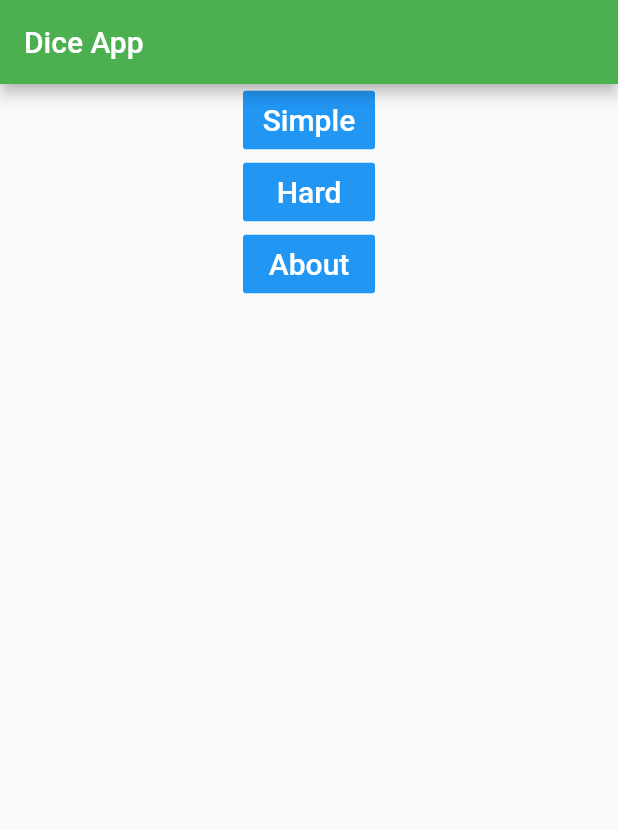
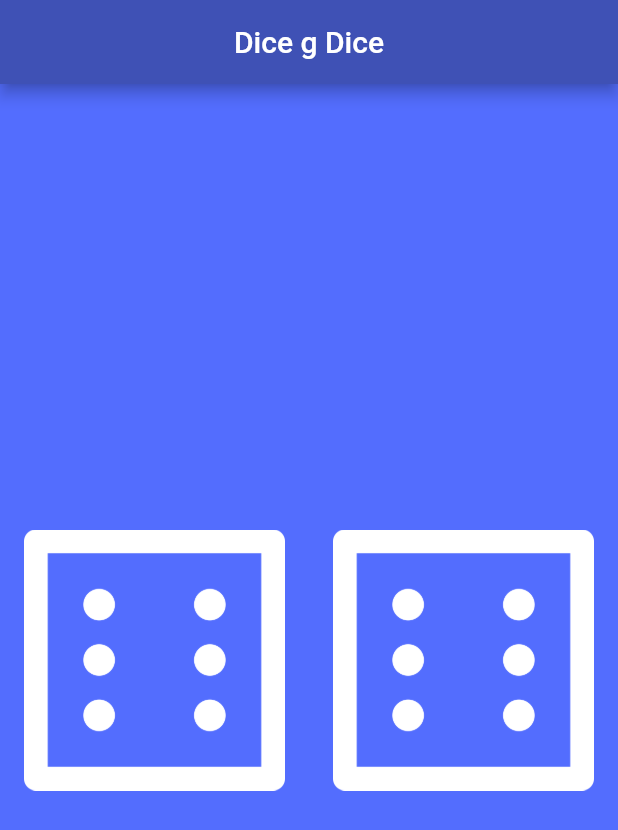
Before and after one commit to usmanhaider461/dice_sessional_app, a Flutter app: the screen it shows after launch, after a tap on "Simple", on a phone screen of 412 x 824 dp. Shown: the top 830 px of the screen. Run offline on Flutter 3.47's test engine with Material 2 defaults, Android fonts, the light colour scheme and no system bars.

Commit message:
Simple Level has been added

```diff
--- a/lib/main.dart
+++ b/lib/main.dart
@@ -1,5 +1,6 @@
 import 'dart:async';
 import 'package:flutter/material.dart';
+import 'simple.dart';
 void main() {
   runApp(MyApp());
 }
@@ -61,7 +62,7 @@ class SecondScreen extends StatelessWidget {
                 onPressed: () {
                   Navigator.pushReplacement(context,
                       MaterialPageRoute(builder:
-                      (context) => SecondScreen()));
+                      (context) => SimpleGame()));
                 },
                 child: Text(
                   "Simple",
@@ -79,7 +80,7 @@ class SecondScreen extends StatelessWidget {
                 onPressed: () {
                   Navigator.pushReplacement(context,
                       MaterialPageRoute(builder:
-                          (context) => SecondScreen()));
+                          (context) => SimpleGame()));
                 },
                 child: Text(
                   "Hard",
--- /dev/null
+++ b/lib/simple.dart
@@ -0,0 +1,55 @@
+import 'dart:math';
+import 'package:flutter/material.dart';
+class SimpleGame extends StatelessWidget {
+  @override
+  Widget build(BuildContext context) {
+    return Scaffold(
+      backgroundColor: Colors.indigoAccent,
+      appBar: AppBar(
+        title: Center(child: Text('Dice g Dice')),
+        backgroundColor: Colors.indigo,
+      ),
+      body: DicePage(),
+    );
+  }
+}
+
+class DicePage extends StatefulWidget {
+  @override
+  _DicePageState createState() => _DicePageState();
+}
+
+class _DicePageState extends State<DicePage> {
+// This widget is the root of your application
+  int leftDiceNumber = 6;
+  int rightDiceNumber = 6;
+  void changeDice() {
+    setState(() {
+      rightDiceNumber = Random().nextInt(6) + 1;
+      leftDiceNumber = Random().nextInt(6) + 1;
+    });
+  }
+  @override
+  Widget build(BuildContext context) {
+    return Center(
+      child: Row(
+        children: [
+          Expanded(
+            child: FlatButton(
+                onPressed: () {
+                  changeDice();
+                },
+                child: Image.asset('assets/dice$leftDiceNumber.png')),
+          ),
+          Expanded(
+            child: FlatButton(
+                onPressed: () {
+                  changeDice();
+                },
+                child: Image.asset('assets/dice$rightDiceNumber.png')),
+          ),
+        ],
+      ),
+    );
+  }
+}
```
